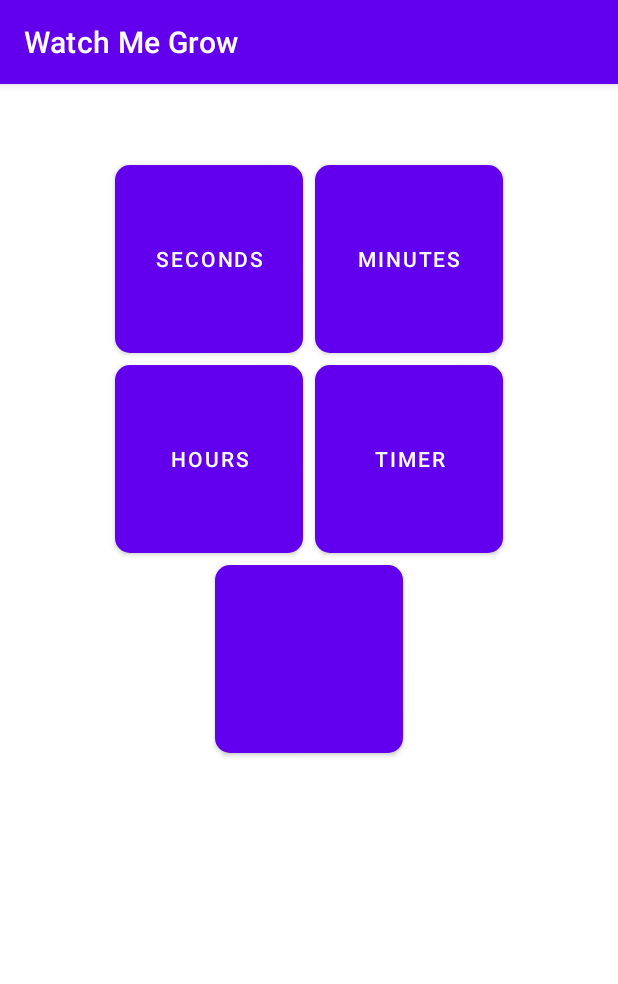
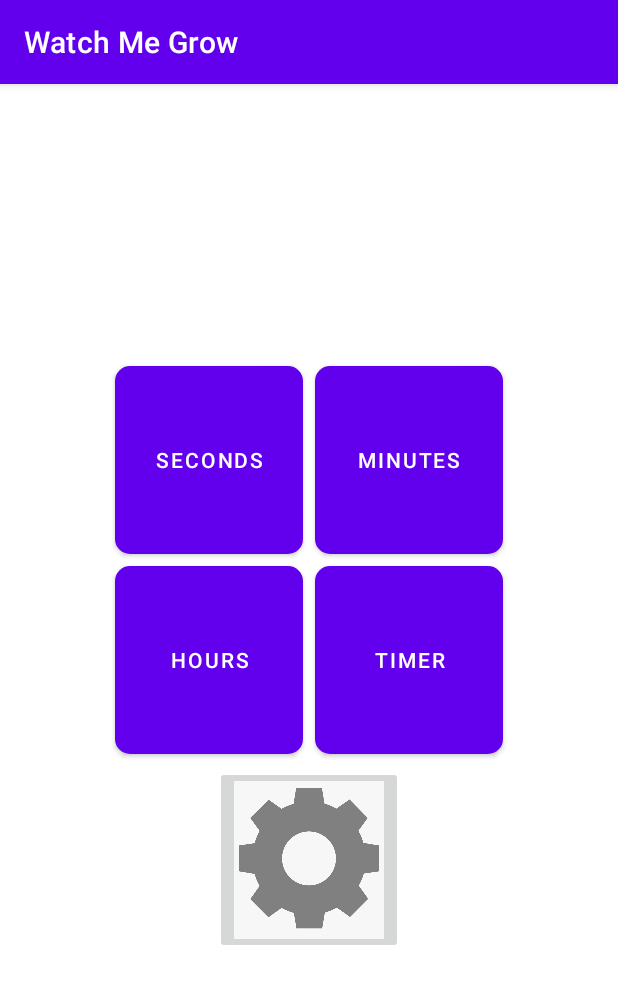
Before and after one commit to trav-ts/AgeTimer, an Android app: the screen it shows after launch (MainActivity), on a phone screen of 412 x 824 dp. Shown: the top 984 px of the screen. Run offline under Robolectric (Android 15) with nearby library versions, the phone set to English and light mode, and no system bars.

Commit message:
feat: Create settings icon for image button

```diff
--- a/app/src/main/res/layout/activity_main.xml
+++ b/app/src/main/res/layout/activity_main.xml
@@ -4,11 +4,11 @@
 <GridLayout xmlns:android="http://schemas.android.com/apk/res/android"
     xmlns:tools="http://schemas.android.com/tools"
     android:layout_width="wrap_content"
-        android:layout_height="match_parent"
+    android:layout_height="wrap_content"
     android:layout_gravity="center"
     android:useDefaultMargins="true"
     android:padding="50dp"
-        android:rowCount="4"
+    android:rowCount="3"
     android:columnCount="2"
     android:background="@color/white"
     tools:context=".MainActivity"
@@ -45,7 +45,7 @@
         android:layout_height="125dp"
         android:background="@drawable/roundbtn"
         android:text="@string/timer_btn"/>
-        <Button
+    <ImageButton
         android:id="@+id/settings_btn"
         android:layout_row="2"
         android:layout_column="0"
@@ -53,6 +53,7 @@
         android:layout_gravity="center"
         android:layout_width="125dp"
         android:layout_height="125dp"
-            android:background="@drawable/roundbtn"
+        android:src="@drawable/settings_icon"
+        android:scaleType="fitCenter"
         />
 </GridLayout>
```
Also changed, not shown: app/src/main/res/drawable/settings_icon.png (added). Lines whose indentation alone changed are shown as unchanged.
